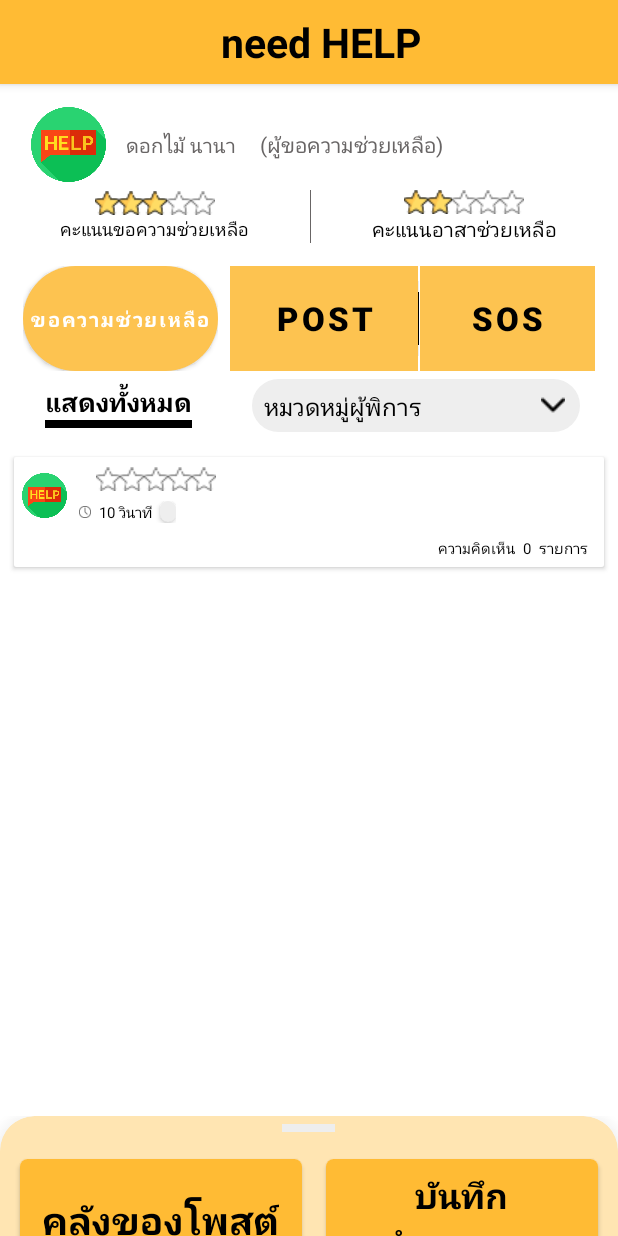
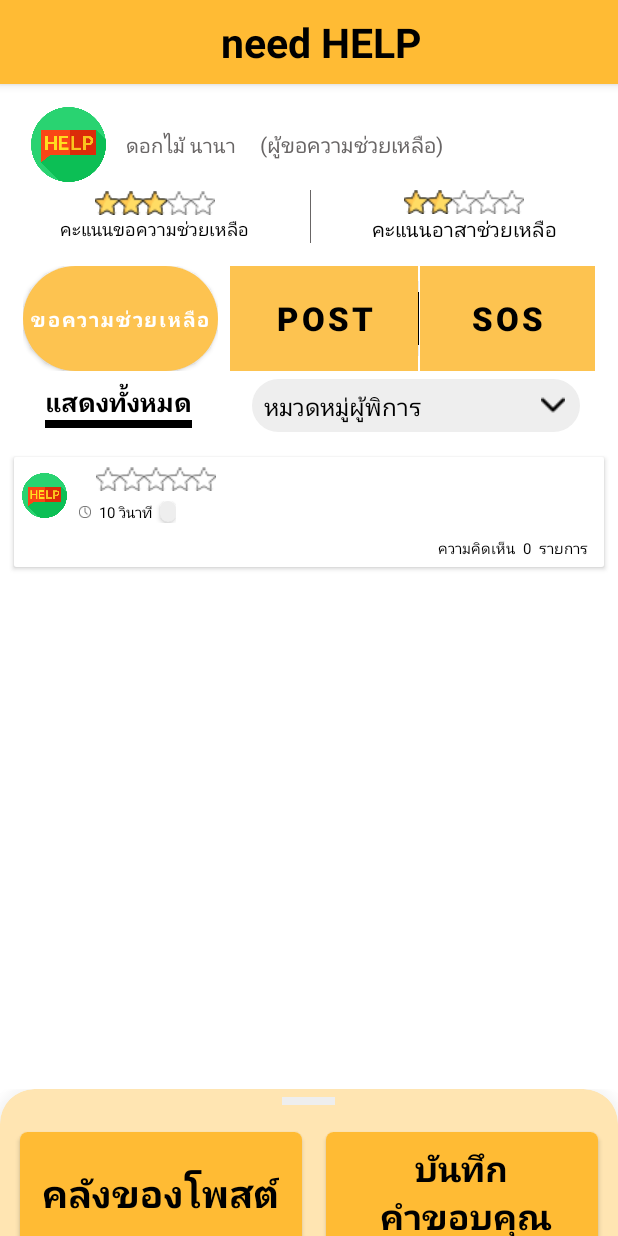
Before and after one commit to fonpiii/Help, an Android app: the DisabledMainActivity screen opened directly, with no data from a screen before it, on a phone screen of 412 x 824 dp. Run offline under Robolectric (Android 15) with nearby library versions, the phone set to English and light mode, and no system bars; our stand-ins replace Firebase (no records; nobody signed in at launch, a user with empty details on screens opened directly), Picasso.

Commit message:
Set list post details (Image, Video and Audio) in DisabledMainActivity

```diff
--- a/app/build.gradle
+++ b/app/build.gradle
@@ -51,6 +51,8 @@ dependencies {
     implementation 'com.google.firebase:firebase-storage:19.2.2'
     implementation "org.jetbrains.kotlinx:kotlinx-coroutines-play-services:1.3.1"
     implementation 'com.squareup.picasso:picasso:2.71828'
+    implementation 'com.github.d-max:spots-dialog:1.1@aar'
+    implementation 'com.facebook.shimmer:shimmer:0.1.0@aar'
     testImplementation 'junit:junit:4.+'
     androidTestImplementation 'androidx.test.ext:junit:1.1.1'
     androidTestImplementation 'androidx.test.espresso:espresso-core:3.2.0'
--- a/app/src/main/java/com/project/help/disabled/PostActivity.kt
+++ b/app/src/main/java/com/project/help/disabled/PostActivity.kt
@@ -2,6 +2,7 @@ package com.project.help.disabled
 
 import android.Manifest
 import android.app.Activity
+import android.app.Dialog
 import android.content.Context
 import android.content.Intent
 import android.content.pm.PackageManager
@@ -92,6 +93,7 @@ class PostActivity : AppCompatActivity(), View.OnClickListener {
     private lateinit var storageReference: StorageReference
     private lateinit var user: UserModel
     private lateinit var categorySelected: String
+    private lateinit var dialog: Dialog
     var categories = arrayOf("หมวดหมู่ผู้พิการ", "การมองเห็น", "การได้ยิน", "การเคลื่อนไหวร่างกาย", "สติปัญญา",
             "ออทิสติก", "ผู้สูงอายุ")
     //endregion Global variable
@@ -187,6 +189,8 @@ class PostActivity : AppCompatActivity(), View.OnClickListener {
                     if (categorySelected == categories[0]) {
                         Utilities.Alert.alertDialog("กรุณาเลือกหมวดหมู่ผู้พิการ", SweetAlertDialog.ERROR_TYPE, this)
                     } else {
+                        dialog = Utilities.Alert.loadingDialog(this, "กำลังโพส")
+                        dialog.apply { show() }
                         saveVideoToDb()
                     }
                 }
@@ -333,6 +337,7 @@ class PostActivity : AppCompatActivity(), View.OnClickListener {
                     intent.putExtra("User", user)
                     startActivity(intent)
                     finishAffinity()
+                    dialog.dismiss()
         }
     }
 
--- a/app/src/main/res/layout/bottom_disabled_sheet.xml
+++ b/app/src/main/res/layout/bottom_disabled_sheet.xml
@@ -7,7 +7,7 @@
     android:background="@android:color/transparent"
     android:orientation="vertical"
     app:behavior_hideable="false"
-    app:behavior_peekHeight="80dp"
+    app:behavior_peekHeight="98dp"
     app:layout_behavior="@string/bottom_sheet_behavior">
 
     <androidx.cardview.widget.CardView
--- a/app/src/main/res/layout/content_feed.xml
+++ b/app/src/main/res/layout/content_feed.xml
@@ -167,6 +167,8 @@
                         android:layout_width="wrap_content"
                         android:layout_height="wrap_content"
                         android:orientation="vertical"
+                        android:id="@+id/cardAudio_Feed"
+                        android:visibility="gone"
                         android:layout_gravity="start"
                         android:gravity="center">
 
@@ -177,7 +179,7 @@
                             android:layout_marginTop="10dp"
                             android:layout_marginBottom="10dp"
                             android:layout_gravity="center"
-                            android:visibility="gone"
+                            android:visibility="visible"
                             app:cardBackgroundColor="@color/lightYellow">
 
                             <LinearLayout
@@ -185,11 +187,10 @@
                                 android:layout_height="wrap_content"
                                 android:orientation="horizontal"
                                 android:paddingEnd="10dp"
-                                android:paddingStart="10dp"
-                                android:visibility="visible">
+                                android:paddingStart="10dp">
 
                                 <ImageView
-                                    android:id="@+id/imgViewPlay"
+                                    android:id="@+id/imgViewPlay_Feed"
                                     android:layout_width="30dp"
                                     android:layout_height="30dp"
                                     android:background="?android:attr/selectableItemBackground"
@@ -199,7 +200,7 @@
                                     android:src="@drawable/play_button" />
 
                                 <SeekBar
-                                    android:id="@+id/seekBar"
+                                    android:id="@+id/seekBar_Feed"
                                     android:layout_width="0dp"
                                     android:layout_height="wrap_content"
                                     android:layout_gravity="center_vertical"
@@ -222,7 +223,7 @@
                             android:id="@+id/imgPostDetail_Feed"
                             android:layout_width="match_parent"
                             android:layout_height="128dp"
-                            android:layout_marginTop="10dp"
+                            android:layout_marginTop="5dp"
                             android:layout_marginBottom="10dp"
                             android:visibility="gone"
                             android:src="@drawable/gmail">
@@ -241,7 +242,7 @@
                             android:id="@+id/videoPostDetail_Feed"
                             android:layout_width="match_parent"
                             android:layout_height="300dp"
-                            android:layout_marginTop="10dp"
+                            android:layout_marginTop="5dp"
                             android:layout_marginBottom="10dp"
                             android:visibility="gone">
 
--- /dev/null
+++ b/app/src/main/res/layout/shimmer_placeholder_layout.xml
@@ -0,0 +1,6 @@
+<?xml version="1.0" encoding="utf-8"?>
+<androidx.constraintlayout.widget.ConstraintLayout
+    xmlns:android="http://schemas.android.com/apk/res/android" android:layout_width="match_parent"
+    android:layout_height="match_parent">
+
+</androidx.constraintlayout.widget.ConstraintLayout>
```
Also changed, not shown: app/src/main/java/com/project/help/Utilities.kt (+10 -0 lines), app/src/main/java/com/project/help/disabled/DisabledMainActivity.kt (+0 -29 lines), app/src/main/java/com/project/help/disabled/PostAdapter.kt (+99 -3 lines).
